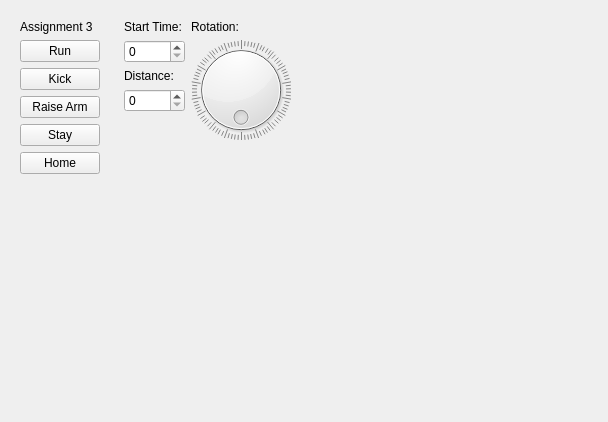
First picture: the form in resources/widget/Assignment3Widget/widget.ui, repository ryeleo/ChernoffFaceAnimator, before the edit.
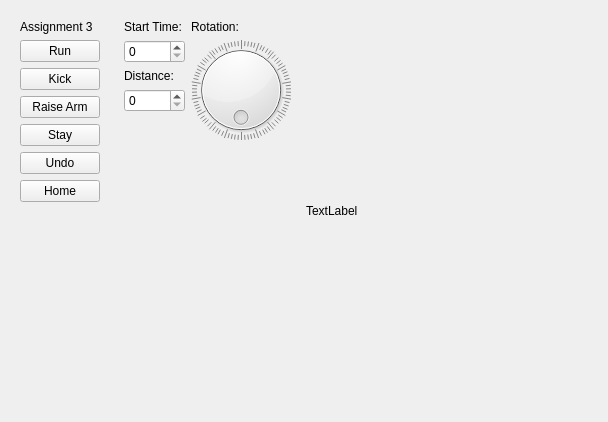
Second picture: the form after the edit.

```diff
--- a/resources/widget/Assignment3Widget/widget.ui
+++ b/resources/widget/Assignment3Widget/widget.ui
@@ -52,6 +52,13 @@
         </property>
        </widget>
       </item>
+      <item>
+       <widget class="QPushButton" name="undoBtn">
+        <property name="text">
+         <string>Undo</string>
+        </property>
+       </widget>
+      </item>
       <item>
        <widget class="QPushButton" name="homeBtn">
         <property name="text">
@@ -179,6 +186,20 @@
      </layout>
     </widget>
    </item>
+   <item row="0" column="2">
+    <layout class="QVBoxLayout" name="verticalLayout_4">
+     <item>
+      <widget class="QLabel" name="CurrentTime">
+       <property name="text">
+        <string>TextLabel</string>
+       </property>
+       <property name="textInteractionFlags">
+        <set>Qt::LinksAccessibleByMouse|Qt::TextSelectableByKeyboard|Qt::TextSelectableByMouse</set>
+       </property>
+      </widget>
+     </item>
+    </layout>
+   </item>
   </layout>
  </widget>
  <resources/>
```
Left out of the diff: 8 changed lines with no effect on the pictures.
